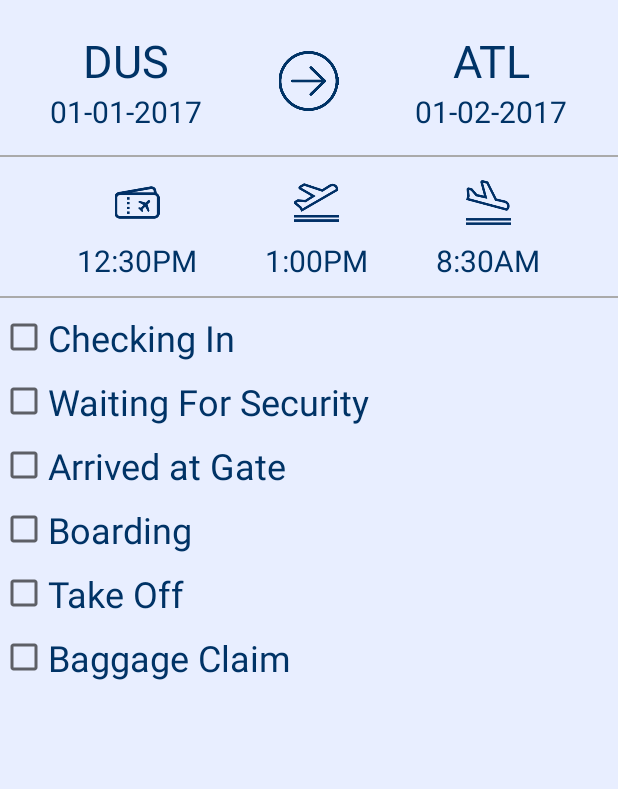
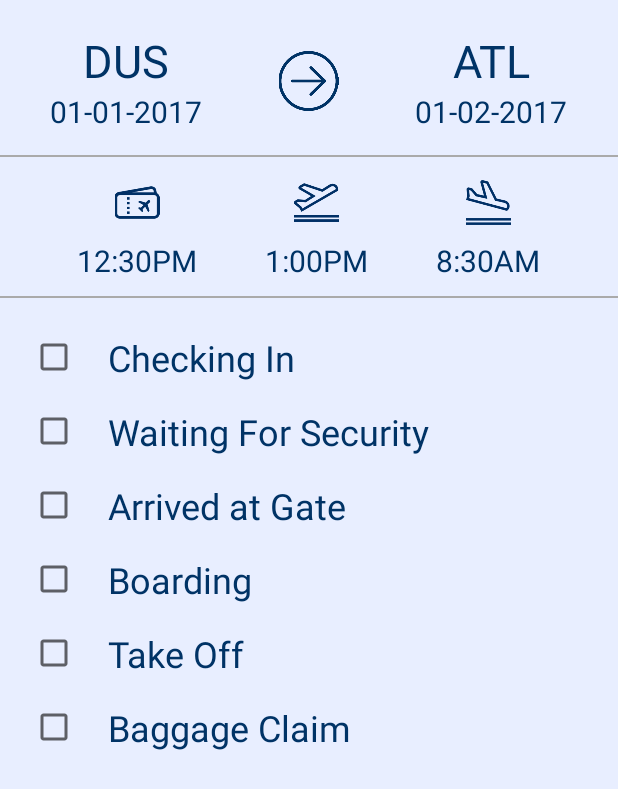
Before and after one commit to leoniereif/FlyWithMe, an Android app: the layout activity_traveler_screen.xml on its own in the app's theme, with its tools: preview values and no code run, on a phone screen of 412 x 824 dp. Shown: the top 789 px of the screen. Run offline under Robolectric (Android 15) with nearby library versions, the light colour scheme and no system bars.

Commit message:
traveler checkboxes and ids fixed

```diff
--- a/app/src/main/res/layout/activity_traveler_screen.xml
+++ b/app/src/main/res/layout/activity_traveler_screen.xml
@@ -216,20 +216,23 @@
             android:id="@+id/checkin_ll"
             android:layout_width="match_parent"
             android:layout_height="wrap_content"
-            android:orientation="vertical">
+            android:orientation="vertical"
+            android:paddingTop="10dp">
 
             <LinearLayout
                 android:layout_width="match_parent"
                 android:layout_height="wrap_content"
                 android:gravity="center"
+                android:paddingLeft="20dp"
                 android:orientation="horizontal"
                 android:paddingTop="10dp">
 
-                <CheckBox android:id="@+id/checkbox_meat"
+                <CheckBox android:id="@+id/checkbox_checked"
                     android:layout_width="wrap_content"
                     android:layout_height="wrap_content"
+                    android:padding="10dp"
 
-                    android:onClick="onCheckboxClicked"/>
+                    android:onClick="onCheckboxClickedChecked"/>
 
                 <TextView
                     android:id="@+id/textView001"
@@ -256,12 +259,14 @@
                 android:layout_width="match_parent"
                 android:layout_height="wrap_content"
                 android:gravity="center"
+                android:paddingLeft="20dp"
                 android:orientation="horizontal">
 
-                <CheckBox android:id="@+id/checkbox_meat"
+                <CheckBox android:id="@+id/checkbox_security"
                     android:layout_width="wrap_content"
                     android:layout_height="wrap_content"
-                    android:onClick="onCheckboxClicked"/>
+                    android:padding="10dp"
+                    android:onClick="onCheckboxClickedSecurity"/>
 
 
                 <TextView
@@ -291,12 +296,14 @@
                 android:layout_width="match_parent"
                 android:layout_height="wrap_content"
                 android:gravity="center"
+                android:paddingLeft="20dp"
                 android:orientation="horizontal">
 
-                <CheckBox android:id="@+id/checkbox_meat"
+                <CheckBox android:id="@+id/checkbox_gate"
                     android:layout_width="wrap_content"
+                    android:padding="10dp"
                     android:layout_height="wrap_content"
-                    android:onClick="onCheckboxClicked"/>
+                    android:onClick="onCheckboxClickedGate"/>
 
 
 
@@ -330,12 +337,14 @@
                 android:layout_width="match_parent"
                 android:layout_height="wrap_content"
                 android:gravity="center"
+                android:paddingLeft="20dp"
                 android:orientation="horizontal">
 
-                <CheckBox android:id="@+id/checkbox_meat"
+                <CheckBox android:id="@+id/checkbox_boarding"
                     android:layout_width="wrap_content"
                     android:layout_height="wrap_content"
-                    android:onClick="onCheckboxClicked"/>
+                    android:padding="10dp"
+                    android:onClick="onCheckboxClickedBoarding"/>
 
 
                 <TextView
@@ -362,12 +371,14 @@
                 android:layout_width="match_parent"
                 android:layout_height="wrap_content"
                 android:gravity="center"
+                android:paddingLeft="20dp"
                 android:orientation="horizontal">
 
-                <CheckBox android:id="@+id/checkbox_meat"
+                <CheckBox android:id="@+id/checkbox_inflight"
                     android:layout_width="wrap_content"
                     android:layout_height="wrap_content"
-                    android:onClick="onCheckboxClicked"/>
+                    android:padding="10dp"
+                    android:onClick="onCheckboxClickedInFlight"/>
 
 
 
@@ -390,6 +401,7 @@
             android:id="@+id/baggage_ll"
             android:layout_width="match_parent"
             android:layout_height="wrap_content"
+            android:paddingLeft="20dp"
             android:orientation="vertical"
             android:paddingTop="10dp">
 
@@ -399,10 +411,11 @@
                 android:gravity="center"
                 android:orientation="horizontal">
 
-                <CheckBox android:id="@+id/checkbox_meat"
+                <CheckBox android:id="@+id/checkbox_baggage"
                     android:layout_width="wrap_content"
                     android:layout_height="wrap_content"
-                    android:onClick="onCheckboxClicked"/>
+                    android:padding="10dp"
+                    android:onClick="onCheckboxClickedBaggage"/>
 
 
 
```
